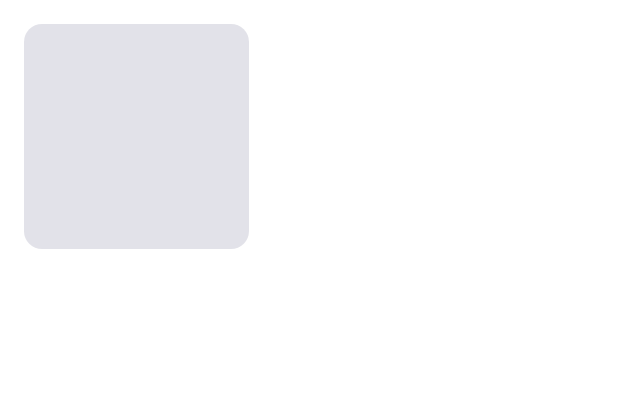
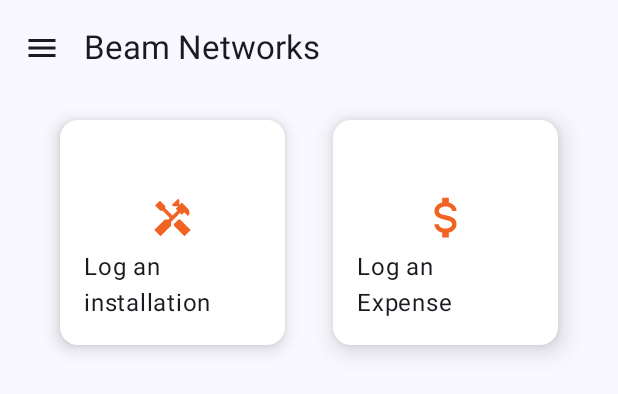
Before and after one commit to ken-neddy/BeamNetworks, an Android app built with Jetpack Compose: the @Preview function GreetingPreview, on a phone screen of 412 x 824 dp. Shown: the top 394 px of the screen. Run offline under Robolectric (Android 15) with nearby library versions, the phone set to English and light mode, and no system bars.

Commit message:
Beam networks ops app

```diff
--- a/app/build.gradle.kts
+++ b/app/build.gradle.kts
@@ -16,6 +16,9 @@ android {
         versionName = "1.0"
 
         testInstrumentationRunner = "androidx.test.runner.AndroidJUnitRunner"
+        vectorDrawables {
+            useSupportLibrary = true
+        }
     }
 
     buildTypes {
@@ -49,6 +52,7 @@ dependencies {
     implementation(libs.androidx.compose.ui.graphics)
     implementation(libs.androidx.compose.ui.tooling.preview)
     implementation(libs.androidx.compose.material3)
+    implementation("androidx.navigation:navigation-compose:2.7.7")
     testImplementation(libs.junit)
     androidTestImplementation(libs.androidx.junit)
     androidTestImplementation(libs.androidx.espresso.core)
--- a/app/src/main/AndroidManifest.xml
+++ b/app/src/main/AndroidManifest.xml
@@ -6,7 +6,7 @@
         android:allowBackup="true"
         android:dataExtractionRules="@xml/data_extraction_rules"
         android:fullBackupContent="@xml/backup_rules"
-        android:icon="@mipmap/ic_launcher"
+        android:icon="@drawable/beam_networks_icon_zoomed"
         android:label="@string/app_name"
         android:roundIcon="@mipmap/ic_launcher_round"
         android:supportsRtl="true"
--- a/app/src/main/java/com/helper/beamnetworks/MainActivity.kt
+++ b/app/src/main/java/com/helper/beamnetworks/MainActivity.kt
@@ -4,20 +4,39 @@ import android.os.Bundle
 import androidx.activity.ComponentActivity
 import androidx.activity.compose.setContent
 import androidx.activity.enableEdgeToEdge
+import androidx.compose.foundation.layout.Arrangement
 import androidx.compose.foundation.layout.Box
+import androidx.compose.foundation.layout.Row
 import androidx.compose.foundation.layout.fillMaxSize
+import androidx.compose.foundation.layout.fillMaxWidth
 import androidx.compose.foundation.layout.height
+import androidx.compose.foundation.layout.offset
 import androidx.compose.foundation.layout.padding
+import androidx.compose.foundation.layout.size
 import androidx.compose.foundation.layout.width
+import androidx.compose.material.icons.Icons
+import androidx.compose.material.icons.filled.Menu
 import androidx.compose.material3.Card
+import androidx.compose.material3.CardDefaults
+import androidx.compose.material3.ExperimentalMaterial3Api
+import androidx.compose.material3.Icon
+import androidx.compose.material3.IconButton
 import androidx.compose.material3.Scaffold
 import androidx.compose.material3.Text
+import androidx.compose.material3.TopAppBar
 import androidx.compose.runtime.Composable
 import androidx.compose.ui.Alignment
 import androidx.compose.ui.Modifier
+import androidx.compose.ui.graphics.Color
+import androidx.compose.ui.res.painterResource
 import androidx.compose.ui.tooling.preview.Preview
 import androidx.compose.ui.unit.dp
+import androidx.navigation.NavController
+import androidx.navigation.compose.NavHost
+import androidx.navigation.compose.composable
+import androidx.navigation.compose.rememberNavController
 import com.helper.beamnetworks.ui.theme.BeamNetworksTheme
+import com.helper.beamnetworks.R
 
 class MainActivity : ComponentActivity() {
     override fun onCreate(savedInstanceState: Bundle?) {
@@ -25,25 +44,111 @@ class MainActivity : ComponentActivity() {
         enableEdgeToEdge()
         setContent {
             BeamNetworksTheme {
+                BeamNetworksApp()
             }
         }
     }
 }
 
 @Composable
-fun ButtonCard() {
-    Box(modifier = Modifier.fillMaxSize(),
-        contentAlignment = Alignment.TopStart
-    ){
-        Card(modifier = Modifier.padding(16.dp).width(150.dp).height(150.dp),
-
-        ) { }
+fun BeamNetworksApp() {
+    val navController = rememberNavController()
+    NavHost(navController = navController, startDestination = "main") {
+        composable("main") {
+            MainScreen(navController = navController)
+        }
+        composable("log_installation") {
+            LogInstallationScreen(navController)
+        }
     }
 }
+
+@OptIn(ExperimentalMaterial3Api::class)
+@Composable
+fun MainScreen(navController: NavController) {
+    Scaffold(
+        topBar = {
+            TopAppBar(
+                title = { Text("Beam Networks") },
+                navigationIcon = {
+                    IconButton(onClick = { }) {
+                        Icon(Icons.Default.Menu, contentDescription = "Menu")
+                    }
+                }
+            )
+        }
+    ) { innerPadding ->
+        Row(
+            modifier = Modifier.padding(innerPadding).fillMaxWidth(),
+            horizontalArrangement = Arrangement.Center
+        ) {
+            LogInstallationCard(navController = navController)
+            LogExpenseCard()
+        }
+    }
+}
+
+@OptIn(ExperimentalMaterial3Api::class)
+@Composable
+fun LogInstallationCard(navController: NavController) {
+    Card(
+        onClick = { navController.navigate("log_installation") },
+        modifier = Modifier.padding(16.dp).width(150.dp).height(150.dp),
+        colors = CardDefaults.cardColors(
+            containerColor = Color.White
+        ),
+        elevation = CardDefaults.cardElevation(
+            defaultElevation = 7.dp
+        )
+    ) {
+        Box(modifier = Modifier.fillMaxSize().padding(16.dp)) {
+            Icon(
+                painter = painterResource(id = R.drawable.installation_hammer_screwdriver),
+                contentDescription = "Log an installation",
+                modifier = Modifier.size(30.dp).align(Alignment.Center).offset(y = (-10).dp),
+                tint = Color.Unspecified
+            )
+            Text(
+                text = "Log an installation",
+                modifier = Modifier.align(Alignment.BottomCenter)
+            )
+        }
+    }
+}
+
+@OptIn(ExperimentalMaterial3Api::class)
+@Composable
+fun LogExpenseCard() {
+    Card(
+        onClick = {},
+        modifier = Modifier.padding(16.dp).width(150.dp).height(150.dp),
+        colors = CardDefaults.cardColors(
+            containerColor = Color.White
+        ),
+        elevation = CardDefaults.cardElevation(
+            defaultElevation = 10.dp
+        )
+    ) {
+        Box(modifier = Modifier.fillMaxSize().padding(16.dp)) {
+            Icon(
+                painter = painterResource(id = R.drawable.currency_usd),
+                contentDescription = "Log an Expense",
+                modifier = Modifier.size(35.dp).align(Alignment.Center).offset(y = (-10).dp),
+                tint = Color.Unspecified
+            )
+            Text(
+                text = "Log an Expense",
+                modifier = Modifier.align(Alignment.BottomCenter)
+            )
+        }
+    }
+}
+
 @Preview(showBackground = true)
 @Composable
 fun GreetingPreview() {
     BeamNetworksTheme {
-        ButtonCard()
+        val navController = rememberNavController()
+        MainScreen(navController)
     }
 }
--- a/app/src/main/java/com/helper/beamnetworks/ui/theme/Theme.kt
+++ b/app/src/main/java/com/helper/beamnetworks/ui/theme/Theme.kt
@@ -35,7 +35,7 @@ private val LightColorScheme = lightColorScheme(
 
 @Composable
 fun BeamNetworksTheme(
-    darkTheme: Boolean = isSystemInDarkTheme(),
+    darkTheme: Boolean = false,
     // Dynamic color is available on Android 12+
     dynamicColor: Boolean = true,
     content: @Composable () -> Unit
--- /dev/null
+++ b/app/src/main/res/drawable/currency_usd.xml
@@ -0,0 +1,10 @@
+<!-- drawable/currency_usd.xml -->
+<vector xmlns:android="http://schemas.android.com/apk/res/android"
+    android:width="24dp"
+    android:height="24dp"
+    android:viewportWidth="24"
+    android:viewportHeight="24">
+    <path
+        android:fillColor="#F26222"
+        android:pathData="M7,15H9C9,16.08 10.37,17 12,17C13.63,17 15,16.08 15,15C15,13.9 13.96,13.5 11.76,12.97C9.64,12.44 7,11.78 7,9C7,7.21 8.47,5.69 10.5,5.18V3H13.5V5.18C15.53,5.69 17,7.21 17,9H15C15,7.92 13.63,7 12,7C10.37,7 9,7.92 9,9C9,10.1 10.04,10.5 12.24,11.03C14.36,11.56 17,12.22 17,15C17,16.79 15.53,18.31 13.5,18.82V21H10.5V18.82C8.47,18.31 7,16.79 7,15Z" />
+</vector>
--- /dev/null
+++ b/app/src/main/res/drawable/expenses_currency_usd_off.xml
@@ -0,0 +1 @@
+<!-- drawable/currency_usd_off.xml --><vector xmlns:android="http://schemas.android.com/apk/res/android" android:height="24dp" android:width="24dp" android:viewportWidth="24" android:viewportHeight="24"><path android:fillColor="#000000" android:pathData="M3,4.27L4.28,3L21,19.72L19.73,21L16.06,17.33C15.44,18 14.54,18.55 13.5,18.82V21H10.5V18.82C8.47,18.31 7,16.79 7,15H9C9,16.08 10.37,17 12,17C13.13,17 14.14,16.56 14.65,15.92L11.68,12.95C9.58,12.42 7,11.75 7,9C7,8.77 7,8.55 7.07,8.34L3,4.27M10.5,5.18V3H13.5V5.18C15.53,5.69 17,7.21 17,9H15C15,7.92 13.63,7 12,7C11.63,7 11.28,7.05 10.95,7.13L9.4,5.58L10.5,5.18Z" /></vector>
--- /dev/null
+++ b/app/src/main/res/drawable/installation_hammer_screwdriver.xml
@@ -0,0 +1,10 @@
+<!-- drawable/hammer_screwdriver.xml -->
+<vector xmlns:android="http://schemas.android.com/apk/res/android"
+    android:width="24dp"
+    android:height="24dp"
+    android:viewportWidth="24"
+    android:viewportHeight="24">
+    <path
+        android:fillColor="#F26222"
+        android:pathData="M16.06 13.09L21.69 18.68L18.37 21.96L12.78 16.37V15.45L15.14 13.09H16.06M16.97 10.56L16 9.6L11.21 14.4V16.37L5.58 22L2.3 18.68L7.89 13.09H9.86L10.64 12.31L6.8 8.46H5.5L2.69 5.62L5.31 3L8.11 5.8V7.11L12 10.95L14.66 8.29L13.7 7.28L15 5.97H12.34L11.69 5.32L15 2L15.66 2.66V5.32L16.97 4L20.25 7.28C21.34 8.38 21.34 10.17 20.25 11.26L18.28 9.25L16.97 10.56Z" />
+</vector>
```
Also changed, not shown: app/src/main/java/com/helper/beamnetworks/LogInstallationFile.kt (added, +161 -0 lines), app/src/main/res/drawable/calendar_add_on_24px.xml (added, +10 -0 lines), app/src/main/res/drawable/call_log_24px.xml (added, +10 -0 lines), app/src/main/res/drawable/expense_currency_usd_off.xml (added, +10 -0 lines), app/src/main/res/drawable/globe_location_pin_24px.xml (added, +9 -0 lines), app/src/main/res/drawable/beam_networks_icon.jpg (added), app/src/main/res/drawable/beam_networks_icon_zoomed.jpg (added), app/src/main/res/drawable/beam_networks_logo.png (added).
